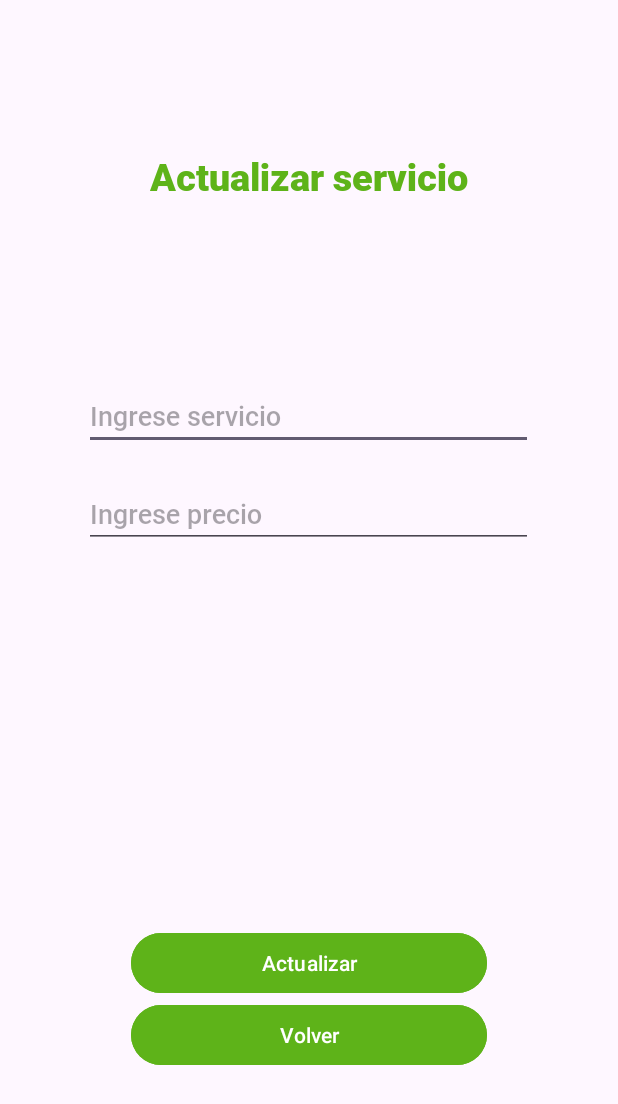
After one commit to jhonatanGe146/PerseoAndroid, an Android app: the update_servicio screen opened directly, with no data from a screen before it, on a phone screen of 412 x 824 dp. The commit adds this screen. Shown: the top 1104 px of the screen. Run offline under Robolectric (Android 15) with nearby library versions, the phone set to English and light mode, and no system bars; our stand-ins replace Volley; network calls fail; 1 statement that could not run was skipped.

Commit message:
servicio

```diff
--- a/app/src/main/AndroidManifest.xml
+++ b/app/src/main/AndroidManifest.xml
@@ -14,6 +14,9 @@
         android:supportsRtl="true"
         android:theme="@style/Theme.PrimeraApp"
         tools:targetApi="31">
+        <activity
+            android:name=".update_servicio"
+            android:exported="false" />
         <activity
             android:name=".mostrar_servicios"
             android:exported="false" />
--- a/app/src/main/java/com/cide/primeraapp/registrar_servicio.kt
+++ b/app/src/main/java/com/cide/primeraapp/registrar_servicio.kt
@@ -27,7 +27,7 @@ class registrar_servicio : AppCompatActivity() {
         val btn_registrar = findViewById<Button>(R.id.btn_registrar_servicio)
 
         btn_volver.setOnClickListener {
-            startActivity(Intent(applicationContext, modServicio::class.java))
+            startActivity(Intent(applicationContext, mostrar_servicios::class.java))
         }
         btn_registrar.setOnClickListener {
             if (!validarCamposVacios()) {
--- /dev/null
+++ b/app/src/main/java/com/cide/primeraapp/update_servicio.kt
@@ -0,0 +1,79 @@
+package com.cide.primeraapp
+
+import android.content.Intent
+import androidx.appcompat.app.AppCompatActivity
+import android.os.Bundle
+import android.widget.Button
+import android.widget.EditText
+import android.widget.Toast
+import com.android.volley.Request
+import com.android.volley.Response
+import com.android.volley.VolleyError
+import com.android.volley.toolbox.JsonObjectRequest
+import com.android.volley.toolbox.StringRequest
+import com.android.volley.toolbox.Volley
+
+class update_servicio : AppCompatActivity() {
+    var f_descripcion: EditText?=null
+    var f_precio: EditText?=null
+    override fun onCreate(savedInstanceState: Bundle?) {
+        super.onCreate(savedInstanceState)
+        setContentView(R.layout.activity_update_servicio)
+
+        val btn_volver = findViewById<Button>(R.id.btn_volver)
+        val btn_actualizar = findViewById<Button>(R.id.btn_actualizar)
+        val id_servicio = intent.getStringExtra("id_serv").toString()
+        val f_descripcion = findViewById<EditText>(R.id.f_descripcion)
+        val f_precio = findViewById<EditText>(R.id.f_precio)
+
+        btn_volver.setOnClickListener {
+            startActivity(Intent(applicationContext, mostrar_servicios::class.java))
+        }
+
+        btn_actualizar.setOnClickListener {
+            val queue = Volley.newRequestQueue(this)
+            val url = "https://phytotoxic-sponsor.000webhostapp.com/androidproject/update_servicio.php"
+            val resultadoPost = object : StringRequest(Request.Method.POST, url,
+                Response.Listener<String> { response ->
+                    Toast.makeText(this, "Actualizacón Completa ", Toast.LENGTH_LONG).show()
+                }, Response.ErrorListener { error ->
+                    Toast.makeText(this, "Error Usuario Inexistente", Toast.LENGTH_LONG).show()
+                }) {
+                override fun getParams(): MutableMap<String, String>? {
+                    val parametros = HashMap<String, String>()
+                    parametros.put("Fid",id_servicio)
+                    parametros.put("Fdescripcion", f_descripcion?.text.toString())
+                    parametros.put("Fprecio", f_precio?.text.toString())
+                    return parametros
+                }
+            }
+            queue.add(resultadoPost)
+            startActivity(Intent(applicationContext, mostrar_servicios::class.java))
+        }
+
+
+        val queue = Volley.newRequestQueue(this)
+        val getUrl = "https://phytotoxic-sponsor.000webhostapp.com/androidproject/selectservicio.php?id_servicio=$id_servicio"
+
+        val jsonObjectRequest = JsonObjectRequest(
+            Request.Method.GET, getUrl, null,
+            { response ->
+                try {
+                    f_descripcion?.setText(response.getString("descripcion_servicio"))
+                    f_precio?.setText(response.getString("precio_servicio"))
+                } catch (e: Exception) {
+                    Toast.makeText(this, "Error al procesar la respuesta", Toast.LENGTH_LONG).show()
+                }
+            },
+            { error: VolleyError ->
+                Toast.makeText(this, "Error Servicio No Existe", Toast.LENGTH_LONG).show()
+                startActivity(Intent(applicationContext, mostrar_servicios::class.java))
+            }
+        )
+        queue.add(jsonObjectRequest)
+
+
+
+
+    }
+}
--- /dev/null
+++ b/app/src/main/res/drawable/servicio.xml
@@ -0,0 +1,5 @@
+<vector android:height="24dp" android:tint="#FFFFFF"
+    android:viewportHeight="24" android:viewportWidth="24"
+    android:width="24dp" xmlns:android="http://schemas.android.com/apk/res/android">
+    <path android:fillColor="@android:color/white" android:pathData="M2,17h20v2L2,19zM13.84,7.79c0.1,-0.24 0.16,-0.51 0.16,-0.79 0,-1.1 -0.9,-2 -2,-2s-2,0.9 -2,2c0,0.28 0.06,0.55 0.16,0.79C6.25,8.6 3.27,11.93 3,16h18c-0.27,-4.07 -3.25,-7.4 -7.16,-8.21z"/>
+</vector>
--- a/app/src/main/res/layout/activity_menu_principal.xml
+++ b/app/src/main/res/layout/activity_menu_principal.xml
@@ -98,6 +98,7 @@ tools:context=".Menu_Principal">
         android:paddingStart="90dp"
         android:padding="12dp"
         android:text="Servicios"
+        android:drawableEnd="@drawable/servicio"
         android:backgroundTint="@color/verde"
         android:textColor="@color/white"
 
--- /dev/null
+++ b/app/src/main/res/layout/activity_update_servicio.xml
@@ -0,0 +1,92 @@
+<?xml version="1.0" encoding="utf-8"?>
+<androidx.coordinatorlayout.widget.CoordinatorLayout xmlns:android="http://schemas.android.com/apk/res/android"
+    xmlns:app="http://schemas.android.com/apk/res-auto"
+    xmlns:tools="http://schemas.android.com/tools"
+    android:layout_width="match_parent"
+    android:layout_height="match_parent"
+    tools:context=".update_servicio">
+
+
+    <LinearLayout
+        android:layout_width="match_parent"
+        android:layout_height="match_parent"
+        android:layout_gravity="bottom"
+        android:gravity="center_horizontal"
+        android:orientation="vertical">
+
+
+        <TextView
+            android:id="@+id/textView1"
+            android:layout_width="match_parent"
+            android:layout_height="wrap_content"
+            android:layout_marginLeft="25dp"
+            android:layout_marginTop="100dp"
+            android:layout_marginBottom="100dp"
+            android:layout_marginRight="25dp"
+            android:fontFamily="@font/roboto_black"
+            android:text="Actualizar servicio"
+            android:textAlignment="center"
+            android:textColor="@color/verde"
+            android:textSize="25sp" />
+
+        <EditText
+            android:id="@+id/f_descripcion"
+            android:layout_width="299dp"
+            android:layout_height="wrap_content"
+            android:layout_marginLeft="25dp"
+            android:layout_marginTop="20dp"
+            android:layout_marginRight="25dp"
+            android:fontFamily="@font/roboto_medium"
+            android:hint="Ingrese servicio "
+            android:inputType="text" />
+
+        <EditText
+            android:id="@+id/f_precio"
+            android:layout_width="299dp"
+            android:layout_height="wrap_content"
+            android:layout_marginLeft="25dp"
+            android:layout_marginTop="20dp"
+            android:layout_marginRight="25dp"
+            android:fontFamily="@font/roboto_medium"
+            android:hint="Ingrese precio"
+            android:inputType="number" />
+
+
+    </LinearLayout>
+
+    <LinearLayout
+        android:layout_width="match_parent"
+        android:layout_height="wrap_content"
+        android:layout_gravity="bottom"
+        android:gravity="center_horizontal"
+        android:orientation="vertical">
+
+        <Button
+            android:id="@+id/btn_actualizar"
+            android:layout_width="237dp"
+            android:layout_height="wrap_content"
+            android:layout_marginLeft="25dp"
+            android:layout_marginRight="25dp"
+            android:backgroundTint="@color/verde"
+            android:text="Actualizar"
+            android:textColor="@color/white"
+
+            />
+
+        <Button
+            android:id="@+id/btn_volver"
+            android:layout_width="237dp"
+            android:layout_height="wrap_content"
+            android:layout_marginLeft="25dp"
+            android:layout_marginRight="25dp"
+            android:backgroundTint="@color/verde"
+            android:layout_marginBottom="110dp"
+            android:text="Volver"
+            android:textColor="@color/white"
+
+            />
+
+
+    </LinearLayout>
+
+</androidx.coordinatorlayout.widget.CoordinatorLayout>
```
Also changed, not shown: app/src/main/java/com/cide/primeraapp/mostrar_servicios.kt (+23 -2 lines), app/src/main/res/layout/activity_mostrar_servicios.xml (+8 -7 lines).
